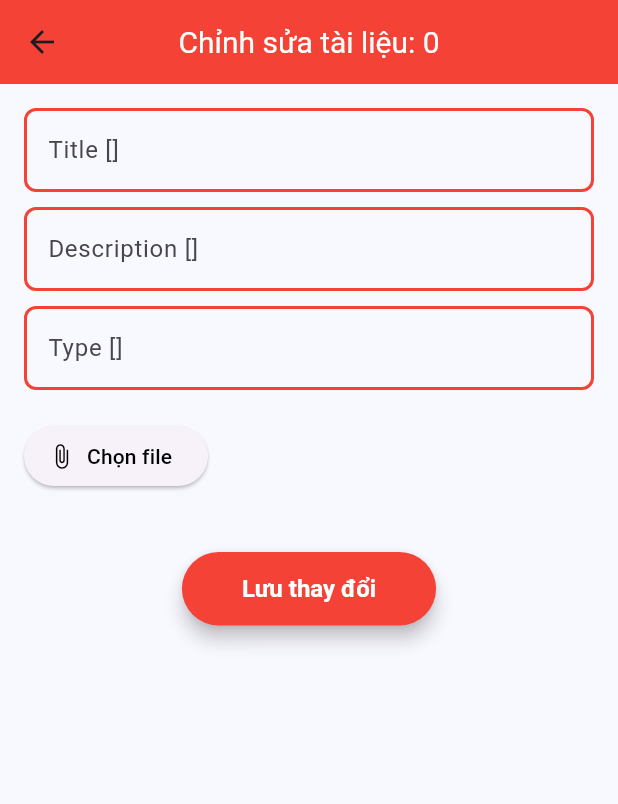
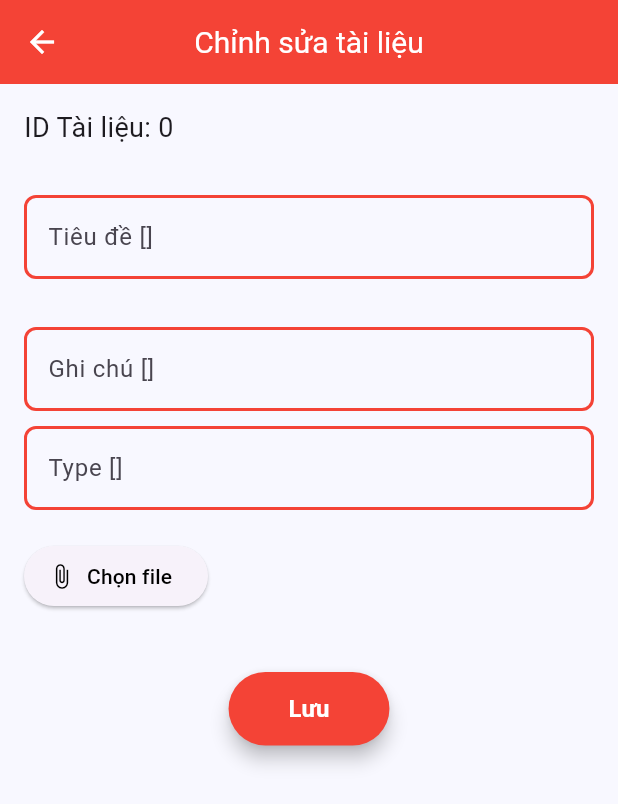
Before and after one commit to huulamthcsyl/IT4788-20241, a Flutter app: the ClassMaterialEditPage screen opened directly with empty values, on a phone screen of 412 x 824 dp. Shown: the top 804 px of the screen. Run offline on Flutter 3.47's test engine with Material 3 defaults, Android fonts, the phone set to English and light mode, and no system bars; our stand-ins replace device_info_plus, file_picker, firebase_core, firebase_messaging, flutter_secure_storage, fluttertoast and 5 more; missing offline and left inert: clipboard, dart:ffi, stomp_dart_client; accounts and stored records are empty; network calls fail.

Commit message:
Fix Upload View

```diff
--- a/lib/class/views/class_list_view.dart
+++ b/lib/class/views/class_list_view.dart
@@ -33,6 +33,12 @@ class _ClassListPageState extends State<ClassListPage> {
         backgroundColor: Colors.red,
         iconTheme: IconThemeData(color: Colors.white),
         centerTitle: true,
+        leading: IconButton(
+          onPressed: () {
+            Navigator.pushNamed(context, '/');
+          },
+          icon: Icon(Icons.arrow_back, color: Colors.white,),
+        ),
       ),
       backgroundColor: Colors.white,
       body: Padding(
--- a/lib/class_another_function/viewmodels/class_function_viewmodel.dart
+++ b/lib/class_another_function/viewmodels/class_function_viewmodel.dart
@@ -62,7 +62,7 @@ class ClassFunctionViewModel extends ChangeNotifier
             Navigator.push((context), MaterialPageRoute(builder: (context) => ClassAttendanceView(classData: classData)));
             break;
           case 1:
-            Navigator.push((context), MaterialPageRoute(builder: (context) => LeaveRequestListPage(classId: classData.classId,)));
+            Navigator.push((context), MaterialPageRoute(builder: (context) => LeaveRequestListPage(classData: classData)));
         }
         break;
       case "STUDENT":
--- a/lib/class_another_function/views/class_function_view.dart
+++ b/lib/class_another_function/views/class_function_view.dart
@@ -102,7 +102,7 @@ class _ClassFunctionPageState extends State<ClassFunctionPage>
       itemBuilder: (context, index) {
         final item = listTitle[index];
         return Container(
-          margin: EdgeInsets.symmetric(vertical: 4.0, horizontal: 8.0),
+          margin: EdgeInsets.symmetric(vertical: 16.0, horizontal: 8.0),
           decoration: BoxDecoration(
             color: Colors.white,
             borderRadius: BorderRadius.circular(8.0),
@@ -129,7 +129,7 @@ class _ClassFunctionPageState extends State<ClassFunctionPage>
                     Expanded(
                       child: Center(
                         child: Text(
-                          item.toUpperCase(),
+                          item,
                           style: TextStyle(fontSize: 16, fontWeight: FontWeight.bold),
                         ),
                       ),
--- a/lib/class_material/models/class_material_model.dart
+++ b/lib/class_material/models/class_material_model.dart
@@ -4,13 +4,14 @@ class ClassMaterial{
   String material_name;
   String description;
   String material_type;
-
+  String material_link;
   ClassMaterial({
     required this.ID,
     required this.class_id,
     required this.material_name,
     required this.description,
-    required this.material_type
+    required this.material_type,
+    required this.material_link
   });
   factory ClassMaterial.fromJson(Map<String, dynamic> json){
     return ClassMaterial(
@@ -19,6 +20,7 @@ class ClassMaterial{
       material_name: json['material_name'],
       description: json['description'],
       material_type: json['material_type'],
+      material_link: json['material_link'],
     );
   }
 }
--- a/lib/class_material/views/class_material_edit_view.dart
+++ b/lib/class_material/views/class_material_edit_view.dart
@@ -4,6 +4,7 @@ import 'package:it4788_20241/class_material/models/class_material_model.dart';
 import 'package:provider/provider.dart';
 
 import '../viewmodels/class_material_viewmodels.dart';
+import 'class_material_view.dart';
 
 class ClassMaterialEditPage extends StatefulWidget {
   final ClassMaterial classMaterial;
@@ -40,7 +41,7 @@ class _ClassMaterialEditState extends State<ClassMaterialEditPage> {
     return Scaffold(
       appBar: AppBar(
         title: Text(
-            'Chỉnh sửa tài liệu: ${classMaterial.ID}',
+            'Chỉnh sửa tài liệu',
             style: const TextStyle(
                 color: Colors.white,
                 fontSize: 20,
@@ -48,6 +49,17 @@ class _ClassMaterialEditState extends State<ClassMaterialEditPage> {
         ),
         centerTitle: true,
         backgroundColor: Colors.red,
+        leading: IconButton(
+          onPressed: () {
+            Navigator.push(
+              context,
+              MaterialPageRoute(
+                builder: (context) => ClassMaterialPage(classData: viewModel.classData),
+              ),
+            );
+          },
+          icon: Icon(Icons.arrow_back, color: Colors.white,),
+        ),
       ),
       body: Padding(
         padding: const EdgeInsets.all(16.0),
@@ -55,10 +67,12 @@ class _ClassMaterialEditState extends State<ClassMaterialEditPage> {
           child: Column(
             crossAxisAlignment: CrossAxisAlignment.start,
             children: [
+              Text("ID Tài liệu: ${classMaterial.ID}", style: TextStyle(fontSize: 18),),
+              SizedBox(height: 32,),
               TextField(
                 controller: viewModel.titleController,
                 decoration: InputDecoration(
-                  labelText: 'Title [${classMaterial.material_name}]',
+                  labelText: 'Tiêu đề [${classMaterial.material_name}]',
                   border: OutlineInputBorder(
                     borderRadius: BorderRadius.circular(8.0),
                     borderSide: BorderSide(color: Colors.red, width: 2.0),
@@ -73,11 +87,11 @@ class _ClassMaterialEditState extends State<ClassMaterialEditPage> {
                   ),
                 ),
               ),
-              SizedBox(height: 10),
+              SizedBox(height: 32),
               TextField(
                 controller: viewModel.descriptionController,
                 decoration: InputDecoration(
-                  labelText: 'Description [${classMaterial.description}]',
+                  labelText: 'Ghi chú [${classMaterial.description}]',
                   border: OutlineInputBorder(
                     borderRadius: BorderRadius.circular(8.0),
                     borderSide: BorderSide(color: Colors.red, width: 2.0),
@@ -158,7 +172,7 @@ class _ClassMaterialEditState extends State<ClassMaterialEditPage> {
                   ),
                   child: viewModel.isUploading
                       ? CircularProgressIndicator(color: Colors.white)
-                      : Text('Lưu thay đổi'),
+                      : Text('Lưu'),
                 ),
               ),
               if (viewModel.isUploading)
--- a/lib/leave/viewmodels/leave_request_list_viewmodel.dart
+++ b/lib/leave/viewmodels/leave_request_list_viewmodel.dart
@@ -3,11 +3,12 @@ import 'package:it4788_20241/leave/models/leave_request_model.dart';
 import 'package:it4788_20241/utils/get_data_user.dart';
 import 'package:it4788_20241/leave/repositories/leave_request_repository.dart';
 import '../../auth/models/user_data.dart';
+import '../../classCtrl/models/class_data.dart';
 
 class LeaveRequestListViewModel extends ChangeNotifier {
   final LeaveRequestRepository _repository = LeaveRequestRepository();
   List<LeaveRequest> _leavereqs = [];
-  String classcode = '';
+  ClassData classData = ClassData(classId: '', classCode: '', className: '', maxStudents: 0, classType: '', status: '', studentAccounts: []);
 
   UserData userData = UserData(
     id: '',
@@ -49,7 +50,7 @@ class LeaveRequestListViewModel extends ChangeNotifier {
         return;
       }
       print("Fetching leave requests with token: ${userData.token}");
-      _leavereqs = await _repository.getLeaveRequests(userData.token, classcode);
+      _leavereqs = await _repository.getLeaveRequests(userData.token, classData.classId);
       notifyListeners();
     } catch (e) {
       print("Error fetching leave requests: $e");
--- a/lib/leave/viewmodels/leave_request_viewmodel.dart
+++ b/lib/leave/viewmodels/leave_request_viewmodel.dart
@@ -5,6 +5,7 @@ import 'package:it4788_20241/leave/repositories/leave_request_repository.dart';
 import 'dart:io';
 import 'package:it4788_20241/utils/get_data_user.dart';
 import '../../auth/models/user_data.dart';
+import '../../classCtrl/models/class_data.dart';
 
 class LeaveRequestViewModel extends ChangeNotifier {
   final titleController = TextEditingController();
@@ -17,6 +18,7 @@ class LeaveRequestViewModel extends ChangeNotifier {
   LeaveRequestViewModel() {
     initUserData();
   }
+  ClassData classData = ClassData(classId: '', classCode: '', className: '', maxStudents: 0, classType: '', status: '', studentAccounts: []);
 
   UserData userData = UserData(
     id: '',
--- a/pubspec.yaml
+++ b/pubspec.yaml
@@ -51,7 +51,7 @@ dependencies:
   stomp_dart_client: ^2.1.0
   url_launcher: ^6.0.20
   fluttertoast: ^8.0.9
-
+  clipboard: ^0.1.3
   firebase_messaging: ^15.1.6
   firebase_core: ^3.9.0
 
```
Also changed, not shown: lib/class_attendance/views/class_attendance_view.dart (+14 -4 lines), lib/class_material/repositories/class_material_repository.dart (+19 -4 lines), lib/class_material/views/class_material_view.dart (+23 -9 lines), lib/leave/views/leave_request_list_view.dart (+18 -5 lines), pubspec.lock.
